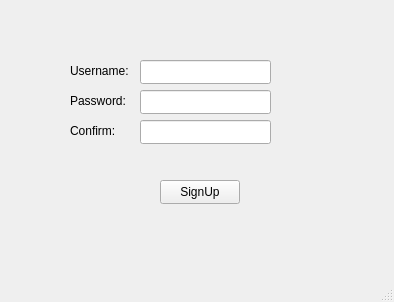
piotrek-pl/JupiterClient-2.0, file signupwindow.ui: the form before one commit.
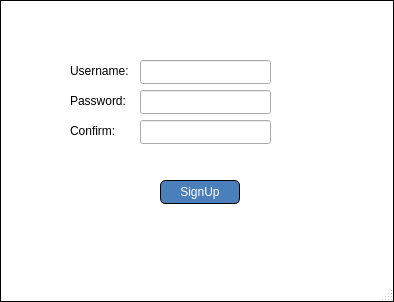
The form after the commit.

Commit message: css styles added

What changed in the file:
```diff
--- a/signupwindow.ui
+++ b/signupwindow.ui
@@ -13,6 +13,11 @@
   <property name="windowTitle">
    <string>SignUp</string>
   </property>
+  <property name="styleSheet">
+   <string notr="true">#SignUpWindow {
+border: 1px solid rgb(0, 0, 0);
+background-color: white; }</string>
+  </property>
   <widget class="QWidget" name="centralwidget">
    <widget class="QLabel" name="usernameLabel">
     <property name="geometry">
@@ -98,9 +103,21 @@
       <height>24</height>
      </rect>
     </property>
+    <property name="styleSheet">
+     <string notr="true">border: 1px solid rgb(0, 0, 0);
+border-radius: 5px;
+background-color: rgb(75, 127, 186);
+color: white;</string>
+    </property>
     <property name="text">
      <string>SignUp</string>
     </property>
+    <property name="autoDefault">
+     <bool>false</bool>
+    </property>
+    <property name="default">
+     <bool>false</bool>
+    </property>
    </widget>
   </widget>
   <widget class="QMenuBar" name="menubar">
```
The commit also changes 2 other files.
